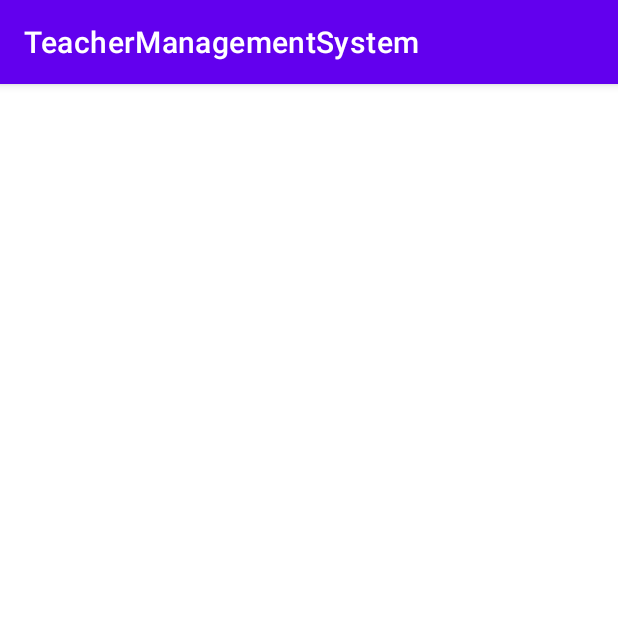
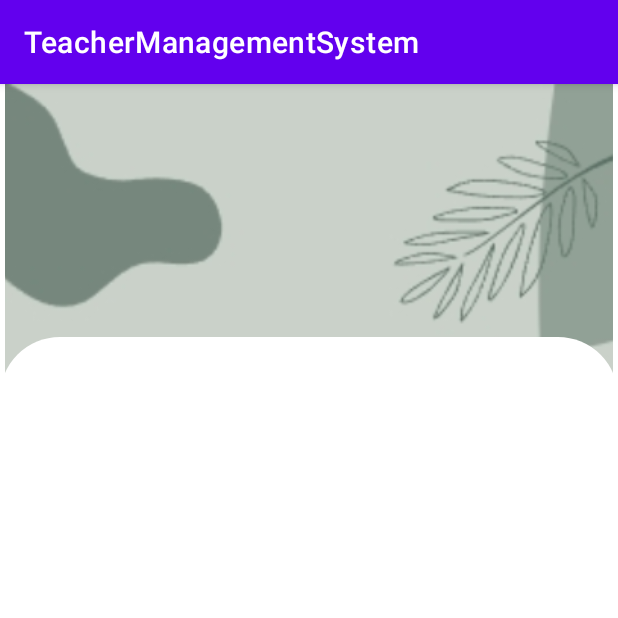
Before and after one commit to HimanshuMahto/managementSystem, an Android app: the signUp screen opened directly, with no data from a screen before it, on a phone screen of 412 x 824 dp, the top half of it. Run offline under Robolectric (Android 15) with nearby library versions, the phone set to English and light mode, and no system bars.

Commit message:
Day 1 version 1.2

```diff
--- /dev/null
+++ b/app/src/main/res/drawable/view_pager.xml
@@ -0,0 +1,9 @@
+<?xml version="1.0" encoding="utf-8"?>
+<shape xmlns:android="http://schemas.android.com/apk/res/android"
+    android:shape="rectangle">
+
+    <solid android:color="@color/white"/>
+    <corners android:topLeftRadius="40dp"
+        android:topRightRadius="40dp"/>
+
+</shape>
--- a/app/src/main/res/layout/activity_sign_up.xml
+++ b/app/src/main/res/layout/activity_sign_up.xml
@@ -6,4 +6,54 @@
     android:layout_height="match_parent"
     tools:context=".signUp">
 
+    <ImageView
+        android:layout_width="405dp"
+        android:layout_height="209dp"
+        android:src="@mipmap/backgrnd"
+        android:scaleType="centerCrop"
+        app:layout_constraintVertical_bias="0"
+        app:layout_constraintHeight_percent="0.27"
+        app:layout_constraintBottom_toBottomOf="parent"
+        app:layout_constraintEnd_toEndOf="parent"
+        app:layout_constraintStart_toStartOf="parent"
+        app:layout_constraintTop_toTopOf="parent" />
+
+    <androidx.constraintlayout.widget.ConstraintLayout
+        android:layout_width="match_parent"
+        android:layout_height="0dp"
+        app:layout_constraintHeight_percent="0.78"
+        app:layout_constraintVertical_bias="1"
+        app:layout_constraintBottom_toBottomOf="parent"
+        app:layout_constraintEnd_toEndOf="parent"
+        app:layout_constraintStart_toStartOf="parent"
+        app:layout_constraintTop_toTopOf="parent">
+
+        <androidx.viewpager.widget.ViewPager
+            android:id="@+id/viewPager"
+            android:layout_width="match_parent"
+            android:layout_height="0dp"
+            app:layout_constraintBottom_toBottomOf="parent"
+            app:layout_constraintVertical_bias="0"
+            app:layout_constraintEnd_toEndOf="parent"
+            app:layout_constraintHeight_percent="0.78"
+            app:layout_constraintStart_toStartOf="parent"
+            app:layout_constraintTop_toBottomOf="@+id/tabPager" />
+
+        <com.google.android.material.tabs.TabLayout
+            android:id="@+id/tabPager"
+            android:layout_width="match_parent"
+            app:layout_constraintVertical_bias="0"
+            android:layout_height="wrap_content"
+            android:background="@drawable/view_pager"
+            app:layout_constraintBottom_toBottomOf="parent"
+            app:layout_constraintEnd_toEndOf="parent"
+            app:layout_constraintStart_toStartOf="parent"
+            app:layout_constraintTop_toTopOf="parent"/>
+
+<!--        <com.google.android.material.floatingactionbutton.FloatingActionButton-->
+<!--            android:layout_width="wrap_content"-->
+<!--            android:layout_height="wrap_content"/>-->
+
+
+    </androidx.constraintlayout.widget.ConstraintLayout>
 </androidx.constraintlayout.widget.ConstraintLayout>
```
Also changed, not shown: app/src/main/res/mipmap-mdpi/backgrnd.jpg (added), app/src/main/res/mipmap-mdpi/signUp.png (added).
